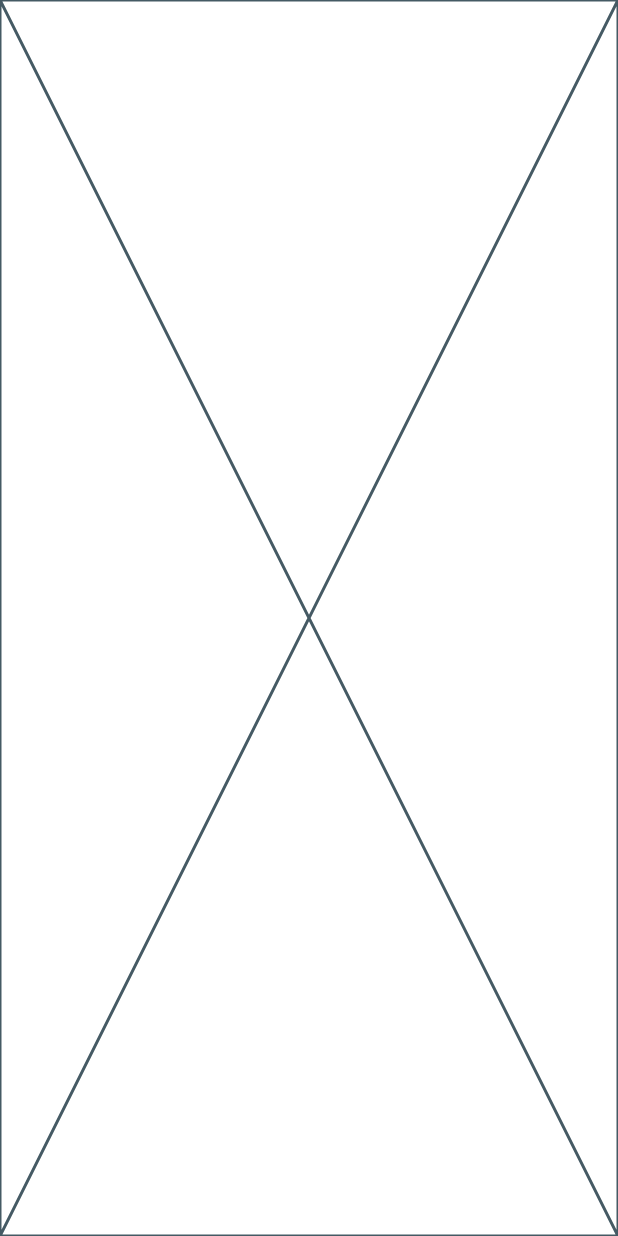
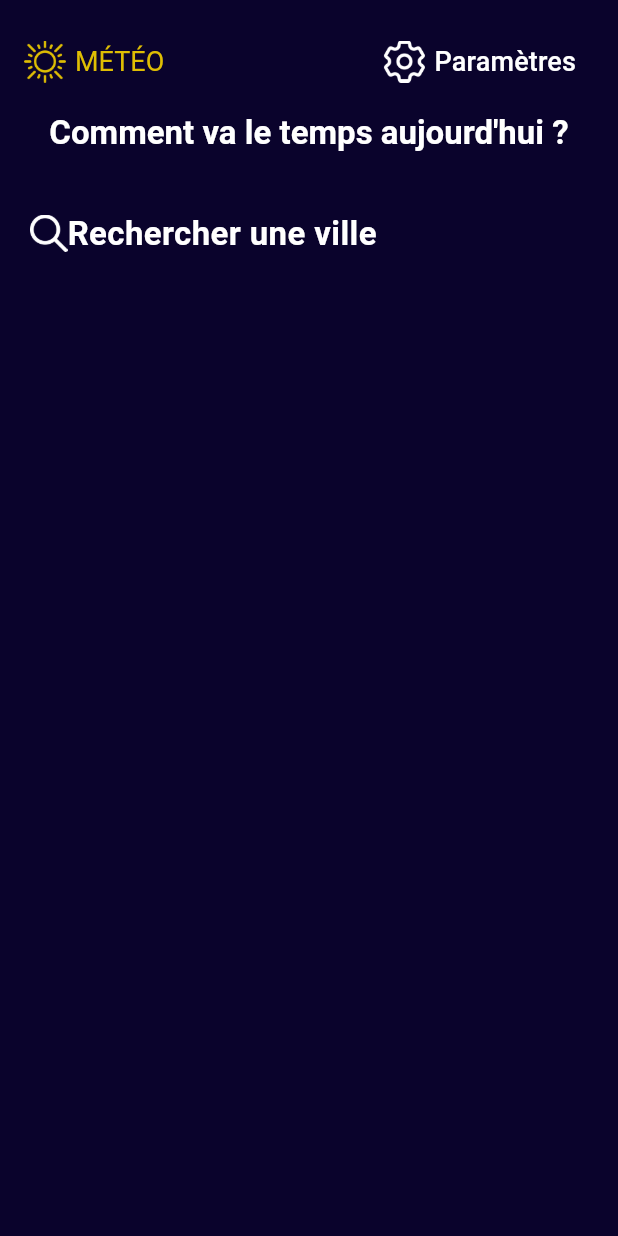
Before and after one commit to aliounediallo-debug/appli_meteo, a Flutter app: the screen it shows after launch, on a phone screen of 412 x 824 dp. Run offline on Flutter 3.47's test engine with Material 3 defaults, Android fonts, the phone set to English and light mode, and no system bars.

Commit message:
nouveau modif

```diff
--- a/lib/main.dart
+++ b/lib/main.dart
@@ -13,6 +13,7 @@ class MyApp extends StatelessWidget {
   Widget build(BuildContext context) {
     return MaterialApp(
 
+      debugShowCheckedModeBanner: false,
       home: HomePage(),
     );
   }
--- a/lib/pages/home.dart
+++ b/lib/pages/home.dart
@@ -5,6 +5,79 @@ class HomePage extends StatelessWidget {
 
   @override
   Widget build(BuildContext context) {
-    return const Placeholder();
+    return Scaffold(
+
+       appBar: AppBar(
+              backgroundColor: const Color.fromARGB(255, 10, 3, 44),
+              centerTitle: true,
+              toolbarHeight: 120, // augmente la hauteur pour placer les icônes au-dessus
+
+              title: Column(
+                crossAxisAlignment: CrossAxisAlignment.center,
+                   children: [
+                    Row(
+                    mainAxisAlignment: MainAxisAlignment.spaceBetween,
+                        children: [
+
+                       Row(
+                        children: [
+                              Image.asset("img/sun.png", width: 28,height: 28, color: Color.fromARGB(255, 223, 190, 3),),
+                              const SizedBox(width: 6),
+                              const Text("MÉTÉO",
+                                         style: TextStyle(
+                                         color: Color.fromARGB(255, 223, 190, 3),
+                                        fontSize: 18,),),
+                              ],
+                          ),
+
+
+          TextButton(
+            onPressed: () {
+              print("OUVERTURE PARAMÈTRES");
+            },
+            child: Row(
+              children: [
+                Image.asset("img/setting.png",
+                             width: 28,
+                             height: 28,
+                             color: Colors.white, ),
+                          const SizedBox(width: 6),
+                          const Text("Paramètres",
+                                style: TextStyle(color: Colors.white, fontSize: 18),),
+                        ],
+                      ),
+          ),
+        ],
+      ),
+
+              const SizedBox(height: 10),
+
+
+                    const Text( "Comment va le temps aujourd'hui ?",
+                          textAlign: TextAlign.center,
+                          style: TextStyle(
+                          fontWeight: FontWeight.bold,
+                          fontSize: 22,
+                          color: Colors.white, ),),
+        ],
+  ),
+),
+
+      body: Padding(padding:  const EdgeInsets.all(20),
+      child: Row(
+        children: [
+          Image.asset("img/search.png", width: 25,height: 25, color: Colors.white,
+          ),
+          const Text("Rechercher une ville",
+          textAlign: TextAlign.center,
+          style: TextStyle(
+            fontWeight: FontWeight.bold,
+            fontSize: 22,
+            color: Colors.white, ),),
+        ],
+      )
+      ),
+        backgroundColor: const Color.fromARGB(255, 10, 3, 44),
+    );
   }
 }
```
Also changed, not shown: pubspec.yaml (+4 -3 lines), img/search.png (added), img/setting.png (added), img/sun.png (added).
